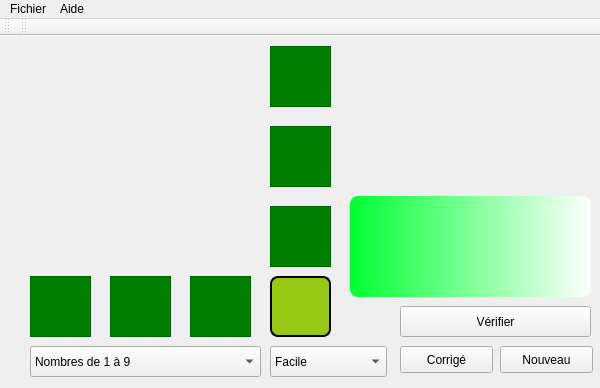
Txikilinux/leterrier-fubuki, file mainwindow.ui: the form before one commit.
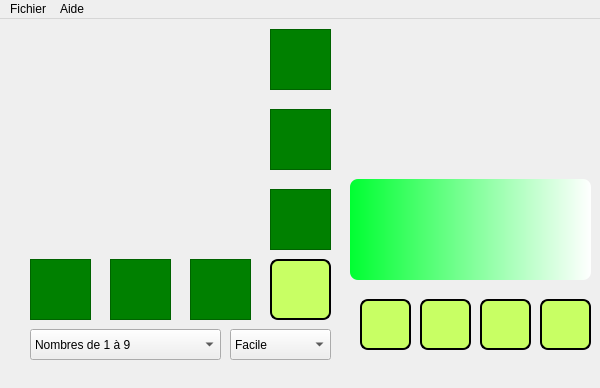
The form after the commit. Icons and pictures are not drawn.

What changed in the file:
```diff
--- a/mainwindow.ui
+++ b/mainwindow.ui
@@ -41,7 +41,7 @@
 						border-color : white; }
 
 QPushButton#btnAide {
-			background-color : rgba(150, 200, 20, 255); 
+			background-color : rgba(200, 255, 100, 255); 
 			background-image: url(:/data_images/data/images/aide.png); 
 			background-repeat: repeat-no;
    			background-position: center;
@@ -59,13 +59,85 @@
 						border-style : solid ;
 						border-color : white; }
 QPushButton#btnAide:disabled { 
-			background-color : rgba(150, 200, 20, 255); 
+			background-color : rgba(200, 255, 100, 255); 
 			background-image: url(:/data_images/data/images/aide_minus.png); 
 			background-repeat: repeat-no;
    			background-position: center;
 			border-radius : 8px; 
 						border-width : 2px;
 						border-style : solid ;
+						border-color : white; }
+QPushButton#btnVerifier {
+			background-color : rgba(200, 255, 100, 255); 
+			background-image: url(:/data_images/data/images/verifier.svg); 
+			background-repeat: repeat-no;
+   			background-position: center;
+			border-radius : 8px; 
+						border-width : 2px;
+						border-style : solid ;
+						border-color : black; }
+QPushButton#btnVerifier:hover { 
+			background-color : rgba(200, 255, 100, 255); 
+			background-image: url(:/data_images/data/images/verifier.svg); 
+			background-repeat: repeat-no;
+   			background-position: center;
+			border-radius : 8px; 
+						border-width : 2px;
+						border-style : solid ;
+						border-color : white; }
+QPushButton#btnCorrige {
+			background-color : rgba(200, 255, 100, 255); 
+			background-image: url(:/data_images/data/images/corriger.png); 
+			background-repeat: repeat-no;
+   			background-position: center;
+			border-radius : 8px; 
+						border-width : 2px;
+						border-style : solid ;
+						border-color : black; }
+QPushButton#btnCorrige:hover { 
+			background-color : rgba(200, 255, 100, 255); 
+			background-image: url(:/data_images/data/images/corriger.png); 
+			background-repeat: repeat-no;
+   			background-position: center;
+			border-radius : 8px; 
+						border-width : 2px;
+						border-style : solid ;
+						border-color : white; }
+QPushButton#btnNouveau {
+			background-color : rgba(200, 255, 100, 255); 
+			background-image: url(:/data_images/data/images/nouveau.svg); 
+			background-repeat: repeat-no;
+   			background-position: center;
+			border-radius : 8px; 
+						border-width : 2px;
+						border-style : solid ;
+						border-color : black; }
+QPushButton#btnNouveau:hover { 
+			background-color : rgba(200, 255, 100, 255); 
+			background-image: url(:/data_images/data/images/nouveau.svg); 
+			background-repeat: repeat-no;
+   			background-position: center;
+			border-radius : 8px; 
+						border-width : 2px;
+						border-style : solid ;
+						border-color : white; }
+QPushButton#btnQuitter {
+			background-color : rgba(200, 255, 100, 255); 
+			background-image: url(:/data_images/data/images/quitter.png); 
+			background-repeat: repeat-no;
+   			background-position: center;
+			border-radius : 8px; 
+						border-width : 2px;
+						border-style : solid ;
+						border-color : black; }
+QPushButton#btnQuitter:hover { 
+			background-color : rgba(200, 255, 100, 255); 
+			background-image: url(:/data_images/data/images/quitter.png); 
+			background-repeat: repeat-no;
+   			background-position: center;
+			border-radius : 8px; 
+						border-width : 2px;
+						border-style : solid ;
 						border-color : white; }</string>
    </property>
    <widget class="QPushButton" name="btnCase0">
@@ -668,10 +740,10 @@
    <widget class="QPushButton" name="btnVerifier">
     <property name="geometry">
      <rect>
-      <x>400</x>
-      <y>270</y>
-      <width>191</width>
-      <height>31</height>
+      <x>360</x>
+      <y>280</y>
+      <width>51</width>
+      <height>51</height>
      </rect>
     </property>
     <property name="font">
@@ -681,15 +753,15 @@
      </font>
     </property>
     <property name="text">
-     <string>Vérifier</string>
+     <string/>
     </property>
    </widget>
    <widget class="QComboBox" name="cBoxNiveau">
     <property name="geometry">
      <rect>
-      <x>270</x>
+      <x>230</x>
       <y>310</y>
-      <width>117</width>
+      <width>101</width>
       <height>31</height>
      </rect>
     </property>
@@ -763,7 +835,7 @@
      <rect>
       <x>30</x>
       <y>310</y>
-      <width>231</width>
+      <width>191</width>
       <height>31</height>
      </rect>
     </property>
@@ -787,10 +859,10 @@
    <widget class="QPushButton" name="btnCorrige">
     <property name="geometry">
      <rect>
-      <x>400</x>
-      <y>310</y>
-      <width>93</width>
-      <height>27</height>
+      <x>420</x>
+      <y>280</y>
+      <width>51</width>
+      <height>51</height>
      </rect>
     </property>
     <property name="font">
@@ -800,16 +872,16 @@
      </font>
     </property>
     <property name="text">
-     <string>Corrigé</string>
+     <string/>
     </property>
    </widget>
    <widget class="QPushButton" name="btnNouveau">
     <property name="geometry">
      <rect>
-      <x>500</x>
-      <y>310</y>
-      <width>93</width>
-      <height>27</height>
+      <x>480</x>
+      <y>280</y>
+      <width>51</width>
+      <height>51</height>
      </rect>
     </property>
     <property name="font">
@@ -818,9 +890,12 @@
       <bold>false</bold>
      </font>
     </property>
-    <property name="text">
+    <property name="toolTip">
      <string>Nouveau</string>
     </property>
+    <property name="text">
+     <string/>
+    </property>
    </widget>
    <widget class="QTextEdit" name="tedAffiche">
     <property name="geometry">
@@ -835,6 +910,28 @@
      <string notr="true"/>
     </property>
    </widget>
+   <widget class="QPushButton" name="btnQuitter">
+    <property name="geometry">
+     <rect>
+      <x>540</x>
+      <y>280</y>
+      <width>51</width>
+      <height>51</height>
+     </rect>
+    </property>
+    <property name="font">
+     <font>
+      <weight>50</weight>
+      <bold>false</bold>
+     </font>
+    </property>
+    <property name="toolTip">
+     <string>Quitter</string>
+    </property>
+    <property name="text">
+     <string/>
+    </property>
+   </widget>
   </widget>
   <widget class="QMenuBar" name="menuBar">
    <property name="geometry">
@@ -866,28 +963,6 @@
    <addaction name="menuFichier"/>
    <addaction name="menuAide"/>
   </widget>
-  <widget class="QToolBar" name="toolBar">
-   <property name="windowTitle">
-    <string>toolBar</string>
-   </property>
-   <attribute name="toolBarArea">
-    <enum>TopToolBarArea</enum>
-   </attribute>
-   <attribute name="toolBarBreak">
-    <bool>false</bool>
-   </attribute>
-  </widget>
-  <widget class="QToolBar" name="toolBar_2">
-   <property name="windowTitle">
-    <string>toolBar_2</string>
-   </property>
-   <attribute name="toolBarArea">
-    <enum>TopToolBarArea</enum>
-   </attribute>
-   <attribute name="toolBarBreak">
-    <bool>false</bool>
-   </attribute>
-  </widget>
   <action name="actionQuitter">
    <property name="text">
     <string>Quitter</string>
```
Left out of the diff: 27 changed lines with no effect on the pictures.
